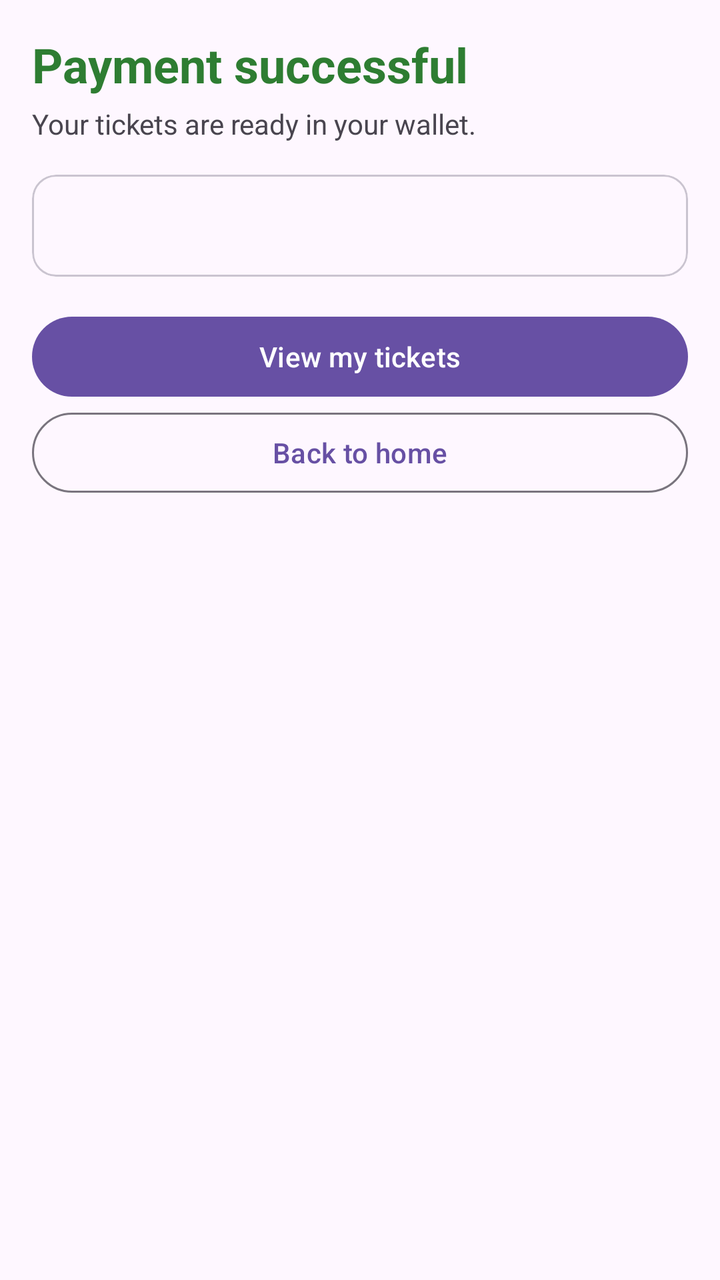
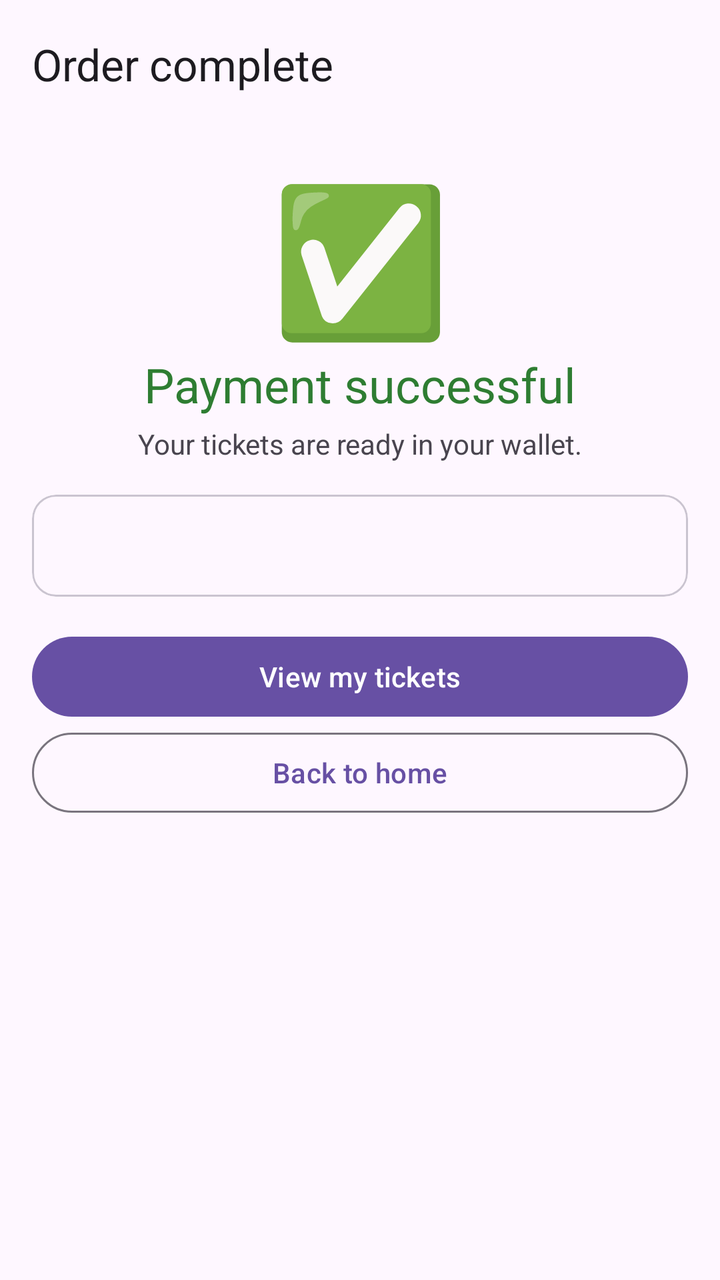

Two renders of the same Android screen: before a commit and after it. Below are the layout's source before the change and the commit's diff.
<!-- AndroidManifest.xml: application theme Theme.Ticketree -->
<!-- res/layout/activity_confirmation.xml -->
<?xml version="1.0" encoding="utf-8"?>
<ScrollView xmlns:android="http://schemas.android.com/apk/res/android"
    android:layout_width="match_parent"
    android:layout_height="match_parent"
    android:fitsSystemWindows="true">

    <LinearLayout
        android:layout_width="match_parent"
        android:layout_height="wrap_content"
        android:orientation="vertical"
        android:padding="16dp">

        <com.google.android.material.textview.MaterialTextView
            android:layout_width="match_parent"
            android:layout_height="wrap_content"
            android:text="Payment successful"
            android:textColor="#2E7D32"
            android:textSize="24sp"
            android:textStyle="bold" />

        <com.google.android.material.textview.MaterialTextView
            android:layout_width="match_parent"
            android:layout_height="wrap_content"
            android:text="Your tickets are ready in your wallet."
            android:layout_marginTop="4dp" />

        <com.google.android.material.card.MaterialCardView
            android:layout_width="match_parent"
            android:layout_height="wrap_content"
            android:layout_marginTop="16dp">

            <com.google.android.material.textview.MaterialTextView
                android:id="@+id/tvReceipt"
                android:layout_width="match_parent"
                android:layout_height="wrap_content"
                android:fontFamily="monospace"
                android:padding="16dp" />
        </com.google.android.material.card.MaterialCardView>

        <com.google.android.material.button.MaterialButton
            android:id="@+id/btnWallet"
            android:layout_width="match_parent"
            android:layout_height="wrap_content"
            android:layout_marginTop="16dp"
            android:text="View my tickets" />

        <com.google.android.material.button.MaterialButton
            android:id="@+id/btnHome"
            style="@style/Widget.Material3.Button.OutlinedButton"
            android:layout_width="match_parent"
            android:layout_height="wrap_content"
            android:text="Back to home" />
    </LinearLayout>
</ScrollView>
<!-- resources referenced by this layout -->
<resources>
  <style name="Theme.Ticketree" parent="Base.Theme.Ticketree" />
  <style name="Base.Theme.Ticketree" parent="Theme.Material3.DayNight.NoActionBar">
          
          
      </style>
</resources>

<!-- the commit's change to res/layout/activity_confirmation.xml (unified diff, before → after) -->
@@ -1,54 +1,77 @@
 <?xml version="1.0" encoding="utf-8"?>
-<ScrollView xmlns:android="http://schemas.android.com/apk/res/android"
+<LinearLayout xmlns:android="http://schemas.android.com/apk/res/android"
+    xmlns:app="http://schemas.android.com/apk/res-auto"
     android:layout_width="match_parent"
     android:layout_height="match_parent"
-    android:fitsSystemWindows="true">
+    android:fitsSystemWindows="true"
+    android:orientation="vertical">
 
-    <LinearLayout
+    <com.google.android.material.appbar.MaterialToolbar
+        android:id="@+id/toolbar"
         android:layout_width="match_parent"
-        android:layout_height="wrap_content"
-        android:orientation="vertical"
-        android:padding="16dp">
+        android:layout_height="?attr/actionBarSize"
+        app:title="Order complete" />
 
-        <com.google.android.material.textview.MaterialTextView
+    <ScrollView
+        android:layout_width="match_parent"
+        android:layout_height="0dp"
+        android:layout_weight="1">
+
+        <LinearLayout
             android:layout_width="match_parent"
             android:layout_height="wrap_content"
-            android:text="Payment successful"
-            android:textColor="#2E7D32"
-            android:textSize="24sp"
-            android:textStyle="bold" />
-
-        <com.google.android.material.textview.MaterialTextView
-            android:layout_width="match_parent"
-            android:layout_height="wrap_content"
-            android:text="Your tickets are ready in your wallet."
-            android:layout_marginTop="4dp" />
-
-        <com.google.android.material.card.MaterialCardView
-            android:layout_width="match_parent"
-            android:layout_height="wrap_content"
-            android:layout_marginTop="16dp">
+            android:orientation="vertical"
+            android:padding="16dp">
 
             <com.google.android.material.textview.MaterialTextView
-                android:id="@+id/tvReceipt"
+                android:id="@+id/tvCheck"
                 android:layout_width="match_parent"
                 android:layout_height="wrap_content"
-                android:fontFamily="monospace"
-                android:padding="16dp" />
-        </com.google.android.material.card.MaterialCardView>
+                android:gravity="center"
+                android:text="✅"
+                android:textSize="72sp" />
 
-        <com.google.android.material.button.MaterialButton
-            android:id="@+id/btnWallet"
-            android:layout_width="match_parent"
-            android:layout_height="wrap_content"
-            android:layout_marginTop="16dp"
-            android:text="View my tickets" />
+            <com.google.android.material.textview.MaterialTextView
+                android:layout_width="match_parent"
+                android:layout_height="wrap_content"
+                android:gravity="center"
+                android:text="Payment successful"
+                android:textAppearance="?attr/textAppearanceHeadlineSmall"
+                android:textColor="@color/success" />
 
-        <com.google.android.material.button.MaterialButton
-            android:id="@+id/btnHome"
-            style="@style/Widget.Material3.Button.OutlinedButton"
-            android:layout_width="match_parent"
-            android:layout_height="wrap_content"
-            android:text="Back to home" />
-    </LinearLayout>
-</ScrollView>
+            <com.google.android.material.textview.MaterialTextView
+                android:layout_width="match_parent"
+                android:layout_height="wrap_content"
+                android:layout_marginTop="4dp"
+                android:gravity="center"
+                android:text="Your tickets are ready in your wallet." />
+
+            <com.google.android.material.card.MaterialCardView
+                android:layout_width="match_parent"
+                android:layout_height="wrap_content"
+                android:layout_marginTop="16dp">
+
+                <com.google.android.material.textview.MaterialTextView
+                    android:id="@+id/tvReceipt"
+                    android:layout_width="match_parent"
+                    android:layout_height="wrap_content"
+                    android:fontFamily="monospace"
+                    android:padding="16dp" />
+            </com.google.android.material.card.MaterialCardView>
+
+            <com.google.android.material.button.MaterialButton
+                android:id="@+id/btnWallet"
+                android:layout_width="match_parent"
+                android:layout_height="wrap_content"
+                android:layout_marginTop="16dp"
+                android:text="View my tickets" />
+
+            <com.google.android.material.button.MaterialButton
+                android:id="@+id/btnHome"
+                style="@style/Widget.Material3.Button.OutlinedButton"
+                android:layout_width="match_parent"
+                android:layout_height="wrap_content"
+                android:text="Back to home" />
+        </LinearLayout>
+    </ScrollView>
+</LinearLayout>
<!-- resource entries referenced after the edit -->
@@ -1,5 +1,6 @@
 <!-- resources referenced by this layout -->
 <resources>
+  <color name="success">#2E7D32</color>
   <style name="Theme.Ticketree" parent="Base.Theme.Ticketree" />
   <style name="Base.Theme.Ticketree" parent="Theme.Material3.DayNight.NoActionBar">
           
